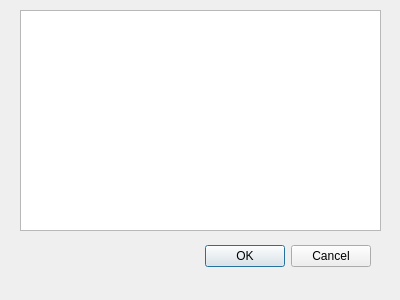
This is conversationalbrowser/ui/dialog_caller_id.ui in euronite/ConversationalBrowser as Qt 5 draws it before an edit. The edited form follows.
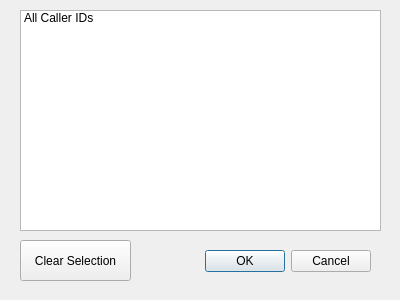
This is the edited form.

Commit message: UI changed for the dialog caller id selection

The edit to the form file:
```diff
--- a/conversationalbrowser/ui/dialog_caller_id.ui
+++ b/conversationalbrowser/ui/dialog_caller_id.ui
@@ -16,10 +16,10 @@
   <widget class="QDialogButtonBox" name="callerOkButton">
    <property name="geometry">
     <rect>
-     <x>30</x>
-     <y>240</y>
-     <width>341</width>
-     <height>32</height>
+     <x>190</x>
+     <y>241</y>
+     <width>181</width>
+     <height>41</height>
     </rect>
    </property>
    <property name="orientation">
@@ -38,6 +38,30 @@
      <height>221</height>
     </rect>
    </property>
+   <property name="selectionMode">
+    <enum>QAbstractItemView::MultiSelection</enum>
+   </property>
+   <item>
+    <property name="text">
+     <string>All Caller IDs</string>
+    </property>
+    <property name="checkState">
+     <enum>Unchecked</enum>
+    </property>
+   </item>
+  </widget>
+  <widget class="QPushButton" name="pushButton">
+   <property name="geometry">
+    <rect>
+     <x>20</x>
+     <y>240</y>
+     <width>111</width>
+     <height>41</height>
+    </rect>
+   </property>
+   <property name="text">
+    <string>Clear Selection</string>
+   </property>
   </widget>
  </widget>
  <resources/>
```
Left out of the diff: 19 changed lines with no effect on the pictures. The commit also changes 1 other file.
